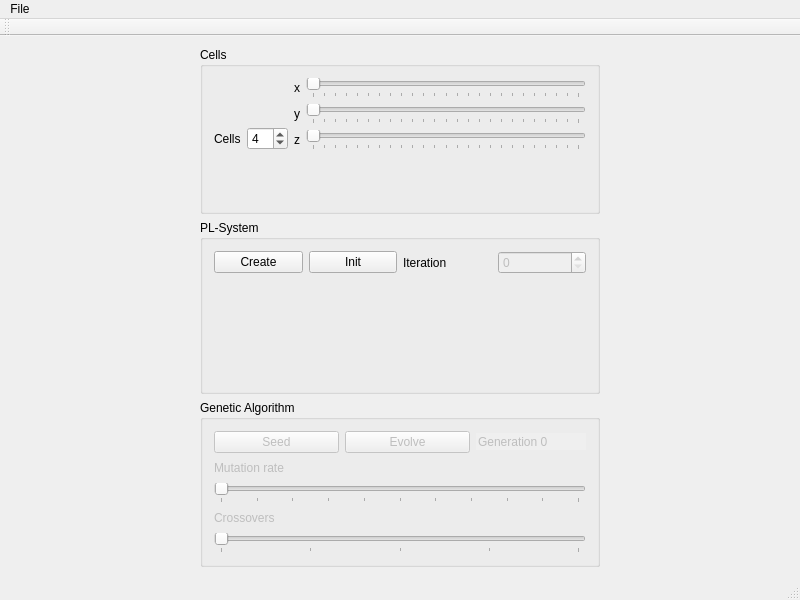
First picture: the form in mainwindow.ui, repository caro3801/plsys, before the edit.
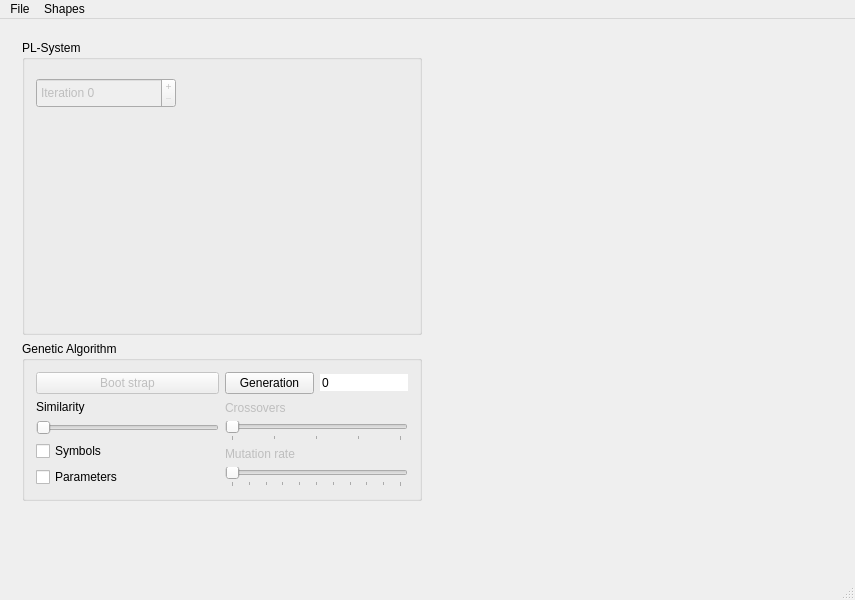
Second picture: the form after the edit. Custom widgets are drawn as their Qt base class.

Commit message: mutation ok dissociation chromosome ok sauf dans l'interface

```diff
--- a/mainwindow.ui
+++ b/mainwindow.ui
@@ -9,7 +9,7 @@
    <rect>
     <x>0</x>
     <y>0</y>
-    <width>800</width>
+    <width>855</width>
     <height>600</height>
    </rect>
   </property>
@@ -38,156 +38,24 @@
    <enum>Qt::ToolButtonIconOnly</enum>
   </property>
   <widget class="QWidget" name="centralWidget">
+   <widget class="QWidget" name="">
+    <property name="geometry">
+     <rect>
+      <x>11</x>
+      <y>10</y>
+      <width>841</width>
+      <height>483</height>
+     </rect>
+    </property>
    <layout class="QGridLayout" name="gridLayout">
-    <item row="0" column="0">
-     <layout class="QHBoxLayout" name="horizontalLayout_5">
-      <item>
-       <layout class="QVBoxLayout" name="verticalLayout_5">
         <property name="sizeConstraint">
          <enum>QLayout::SetMinAndMaxSize</enum>
         </property>
-        <item>
-         <widget class="QGroupBox" name="groupBoxCells">
-          <property name="sizePolicy">
-           <sizepolicy hsizetype="Fixed" vsizetype="MinimumExpanding">
-            <horstretch>0</horstretch>
-            <verstretch>0</verstretch>
-           </sizepolicy>
-          </property>
-          <property name="minimumSize">
-           <size>
-            <width>400</width>
-            <height>0</height>
-           </size>
-          </property>
-          <property name="title">
-           <string>Cells</string>
-          </property>
-          <layout class="QHBoxLayout" name="horizontalLayout_4">
-           <item>
-            <layout class="QHBoxLayout" name="horizontalLayout_3">
-             <item>
-              <widget class="QLabel" name="label_3">
-               <property name="text">
-                <string>Cells</string>
-               </property>
-              </widget>
-             </item>
-             <item>
-              <widget class="QSpinBox" name="spinBoxNbCells">
-               <property name="maximum">
-                <number>16</number>
-               </property>
-               <property name="singleStep">
-                <number>1</number>
-               </property>
-               <property name="value">
-                <number>4</number>
-               </property>
-              </widget>
-             </item>
-            </layout>
-           </item>
-           <item>
-            <layout class="QFormLayout" name="formLayout">
              <item row="0" column="0">
-              <widget class="QLabel" name="label_4">
-               <property name="text">
-                <string>x</string>
-               </property>
-              </widget>
-             </item>
-             <item row="0" column="1">
-              <widget class="QSlider" name="horizontalSliderX">
-               <property name="maximum">
-                <number>5760</number>
-               </property>
-               <property name="singleStep">
-                <number>16</number>
-               </property>
-               <property name="pageStep">
-                <number>240</number>
-               </property>
-               <property name="orientation">
-                <enum>Qt::Horizontal</enum>
-               </property>
-               <property name="invertedAppearance">
-                <bool>false</bool>
-               </property>
-               <property name="invertedControls">
-                <bool>false</bool>
-               </property>
-               <property name="tickPosition">
-                <enum>QSlider::TicksBelow</enum>
-               </property>
-               <property name="tickInterval">
-                <number>240</number>
-               </property>
-              </widget>
-             </item>
-             <item row="1" column="0">
-              <widget class="QLabel" name="label_6">
-               <property name="text">
-                <string>y</string>
-               </property>
-              </widget>
-             </item>
-             <item row="1" column="1">
-              <widget class="QSlider" name="horizontalSliderY">
-               <property name="maximum">
-                <number>5760</number>
-               </property>
-               <property name="singleStep">
-                <number>16</number>
-               </property>
-               <property name="pageStep">
-                <number>240</number>
-               </property>
-               <property name="orientation">
-                <enum>Qt::Horizontal</enum>
-               </property>
-               <property name="tickPosition">
-                <enum>QSlider::TicksBelow</enum>
-               </property>
-               <property name="tickInterval">
-                <number>240</number>
-               </property>
-              </widget>
-             </item>
-             <item row="2" column="0">
-              <widget class="QLabel" name="label_7">
-               <property name="text">
-                <string>z</string>
-               </property>
-              </widget>
-             </item>
-             <item row="2" column="1">
-              <widget class="QSlider" name="horizontalSliderZ">
-               <property name="maximum">
-                <number>5760</number>
-               </property>
-               <property name="singleStep">
-                <number>16</number>
-               </property>
-               <property name="pageStep">
-                <number>240</number>
-               </property>
-               <property name="orientation">
-                <enum>Qt::Horizontal</enum>
-               </property>
-               <property name="tickPosition">
-                <enum>QSlider::TicksBelow</enum>
-               </property>
-               <property name="tickInterval">
-                <number>240</number>
-               </property>
-              </widget>
-             </item>
-            </layout>
-           </item>
-          </layout>
-         </widget>
-        </item>
+      <layout class="QVBoxLayout" name="verticalLayout_7">
+       <property name="sizeConstraint">
+        <enum>QLayout::SetMinAndMaxSize</enum>
+       </property>
         <item>
          <widget class="QGroupBox" name="groupBoxPLSys">
           <property name="sizePolicy">
@@ -199,58 +67,59 @@
           <property name="minimumSize">
            <size>
             <width>400</width>
-            <height>0</height>
+           <height>100</height>
            </size>
           </property>
           <property name="maximumSize">
            <size>
-            <width>1000</width>
-            <height>1000</height>
+           <width>500</width>
+           <height>500</height>
            </size>
           </property>
           <property name="title">
            <string>PL-System</string>
           </property>
-          <layout class="QVBoxLayout" name="verticalLayout_3">
+         <layout class="QVBoxLayout" name="verticalLayout_10">
            <item>
-            <layout class="QHBoxLayout" name="horizontalLayout">
-             <property name="sizeConstraint">
-              <enum>QLayout::SetMinimumSize</enum>
-             </property>
-             <item>
-              <widget class="QPushButton" name="pushButtonCreatePLSys">
-               <property name="text">
-                <string>Create</string>
-               </property>
-              </widget>
-             </item>
-             <item>
-              <widget class="QPushButton" name="pushButtonInitPLSys">
-               <property name="text">
-                <string>Init</string>
-               </property>
-              </widget>
-             </item>
-             <item>
-              <widget class="QLabel" name="label_5">
-               <property name="text">
-                <string>Iteration</string>
-               </property>
-              </widget>
-             </item>
+           <layout class="QVBoxLayout" name="verticalLayout_5">
              <item>
               <widget class="QSpinBox" name="spinBoxIteration">
                <property name="enabled">
                 <bool>false</bool>
                </property>
+              <property name="sizePolicy">
+               <sizepolicy hsizetype="Minimum" vsizetype="Minimum">
+                <horstretch>0</horstretch>
+                <verstretch>0</verstretch>
+               </sizepolicy>
+              </property>
+              <property name="minimumSize">
+               <size>
+                <width>140</width>
+                <height>30</height>
+               </size>
+              </property>
+              <property name="maximumSize">
+               <size>
+                <width>140</width>
+                <height>30</height>
+               </size>
+              </property>
+              <property name="frame">
+               <bool>true</bool>
+              </property>
+              <property name="buttonSymbols">
+               <enum>QAbstractSpinBox::PlusMinus</enum>
+              </property>
+              <property name="prefix">
+               <string>Iteration </string>
+              </property>
                <property name="maximum">
                 <number>200</number>
                </property>
               </widget>
              </item>
-            </layout>
-           </item>
-           <item alignment="Qt::AlignHCenter">
+            <item>
             <widget class="GLWidget" name="widgetPLSys" native="true">
              <property name="sizePolicy">
               <sizepolicy hsizetype="Maximum" vsizetype="Maximum">
@@ -260,11 +129,13 @@
              </property>
              <property name="minimumSize">
               <size>
-               <width>100</width>
-               <height>100</height>
+                <width>200</width>
+                <height>200</height>
               </size>
              </property>
             </widget>
+            </item>
+           </layout>
            </item>
           </layout>
          </widget>
@@ -275,7 +146,7 @@
            <bool>true</bool>
           </property>
           <property name="sizePolicy">
-           <sizepolicy hsizetype="Fixed" vsizetype="MinimumExpanding">
+          <sizepolicy hsizetype="Fixed" vsizetype="Fixed">
             <horstretch>0</horstretch>
             <verstretch>0</verstretch>
            </sizepolicy>
@@ -289,46 +160,64 @@
           <property name="title">
            <string>Genetic Algorithm</string>
           </property>
-          <layout class="QVBoxLayout" name="verticalLayout_4">
+         <layout class="QVBoxLayout" name="verticalLayout_9">
            <item>
-            <layout class="QHBoxLayout" name="horizontalLayout_2">
+           <layout class="QHBoxLayout" name="horizontalLayout_4">
+            <item>
+             <layout class="QVBoxLayout" name="verticalLayout_6">
              <item>
               <widget class="QPushButton" name="pushButtonSeedAG">
                <property name="enabled">
                 <bool>false</bool>
                </property>
                <property name="text">
-                <string>Seed</string>
+                 <string>Boot strap</string>
                </property>
               </widget>
              </item>
+              <item>
+               <widget class="QLabel" name="label">
+                <property name="text">
+                 <string>Similarity</string>
+                </property>
+               </widget>
+              </item>
+              <item>
+               <widget class="QSlider" name="horizontalSlider">
+                <property name="orientation">
+                 <enum>Qt::Horizontal</enum>
+                </property>
+               </widget>
+              </item>
+              <item>
+               <widget class="QCheckBox" name="checkBox">
+                <property name="text">
+                 <string>Symbols</string>
+                </property>
+               </widget>
+              </item>
+              <item>
+               <widget class="QCheckBox" name="checkBox_2">
+                <property name="text">
+                 <string>Parameters</string>
+                </property>
+               </widget>
+              </item>
+             </layout>
+            </item>
+            <item>
+             <layout class="QVBoxLayout" name="verticalLayout_3">
+              <item>
+               <layout class="QHBoxLayout" name="horizontalLayout">
              <item>
               <widget class="QPushButton" name="pushButtonEvolveAG">
-               <property name="enabled">
-                <bool>false</bool>
-               </property>
                <property name="text">
-                <string>Evolve</string>
+                   <string>Generation</string>
                </property>
               </widget>
              </item>
              <item>
               <widget class="QSpinBox" name="spinBoxGeneration">
-               <property name="enabled">
-                <bool>false</bool>
-               </property>
-               <property name="maximumSize">
-                <size>
-                 <width>110</width>
-                 <height>16777215</height>
-                </size>
-               </property>
-               <property name="focusPolicy">
-                <enum>Qt::NoFocus</enum>
-               </property>
-               <property name="wrapping">
-                <bool>false</bool>
-               </property>
                <property name="frame">
                 <bool>false</bool>
                </property>
@@ -338,19 +227,48 @@
                <property name="buttonSymbols">
                 <enum>QAbstractSpinBox::NoButtons</enum>
                </property>
-               <property name="keyboardTracking">
+                 </widget>
+                </item>
+               </layout>
+              </item>
+              <item>
+               <layout class="QVBoxLayout" name="verticalLayout_4">
+                <item>
+                 <widget class="QLabel" name="labelCrossRate">
+                  <property name="enabled">
                 <bool>false</bool>
                </property>
-               <property name="prefix">
-                <string>Generation </string>
+                  <property name="text">
+                   <string>Crossovers</string>
+                  </property>
+                 </widget>
+                </item>
+                <item>
+                 <widget class="QSlider" name="horizontalSliderCrossover">
+                  <property name="enabled">
+                   <bool>false</bool>
                </property>
                <property name="maximum">
-                <number>400</number>
+                   <number>4</number>
+                  </property>
+                  <property name="pageStep">
+                   <number>1</number>
+                  </property>
+                  <property name="orientation">
+                   <enum>Qt::Horizontal</enum>
+                  </property>
+                  <property name="tickPosition">
+                   <enum>QSlider::TicksBelow</enum>
+                  </property>
+                  <property name="tickInterval">
+                   <number>1</number>
                </property>
               </widget>
              </item>
             </layout>
            </item>
+              <item>
+               <layout class="QVBoxLayout" name="verticalLayout_2">
            <item>
             <widget class="QLabel" name="labelMutRate">
              <property name="enabled">
@@ -362,7 +280,7 @@
             </widget>
            </item>
            <item>
-            <widget class="QSlider" name="horizontalSliderMutations">
+                 <widget class="QSlider" name="horizontalSliderMutation">
              <property name="enabled">
               <bool>false</bool>
              </property>
@@ -380,43 +298,24 @@
              </property>
             </widget>
            </item>
-           <item>
-            <widget class="QLabel" name="labelCrossRate">
-             <property name="enabled">
-              <bool>false</bool>
-             </property>
-             <property name="text">
-              <string>Crossovers</string>
-             </property>
-            </widget>
-           </item>
-           <item>
-            <widget class="QSlider" name="horizontalSliderCrossover">
-             <property name="enabled">
-              <bool>false</bool>
-             </property>
-             <property name="maximum">
-              <number>4</number>
-             </property>
-             <property name="pageStep">
-              <number>1</number>
-             </property>
-             <property name="orientation">
-              <enum>Qt::Horizontal</enum>
-             </property>
-             <property name="tickPosition">
-              <enum>QSlider::TicksBelow</enum>
-             </property>
-             <property name="tickInterval">
-              <number>1</number>
-             </property>
-            </widget>
-           </item>
-          </layout>
+               </layout>
+              </item>
+             </layout>
+            </item>
+           </layout>
+          </item>
+         </layout>
+         <zorder></zorder>
+         <zorder></zorder>
+         <zorder>pushButtonEvolveAG</zorder>
+         <zorder>spinBoxGeneration</zorder>
+         <zorder></zorder>
          </widget>
         </item>
        </layout>
       </item>
+     <item row="0" column="1">
+      <layout class="QVBoxLayout" name="verticalLayout">
       <item>
        <layout class="QGridLayout" name="gridLayoutCells">
         <property name="sizeConstraint">
@@ -428,13 +327,16 @@
     </item>
    </layout>
   </widget>
+   <zorder></zorder>
+   <zorder></zorder>
+  </widget>
   <widget class="QMenuBar" name="menuBar">
    <property name="geometry">
     <rect>
      <x>0</x>
      <y>0</y>
-     <width>800</width>
-     <height>26</height>
+     <width>855</width>
+     <height>25</height>
     </rect>
    </property>
    <widget class="QMenu" name="menuFile">
@@ -445,17 +347,22 @@
     <addaction name="actionOpen"/>
     <addaction name="actionQuit"/>
    </widget>
+   <widget class="QMenu" name="menuShapes">
+    <property name="title">
+     <string>Shapes</string>
+    </property>
+    <addaction name="action4"/>
+    <addaction name="action9"/>
+    <addaction name="action16"/>
+   </widget>
    <addaction name="menuFile"/>
+   <addaction name="menuShapes"/>
   </widget>
-  <widget class="QToolBar" name="mainToolBar">
-   <attribute name="toolBarArea">
-    <enum>TopToolBarArea</enum>
-   </attribute>
-   <attribute name="toolBarBreak">
+  <widget class="QStatusBar" name="statusBar">
+   <property name="autoFillBackground">
     <bool>false</bool>
-   </attribute>
+   </property>
   </widget>
-  <widget class="QStatusBar" name="statusBar"/>
   <action name="actionOpen">
    <property name="text">
     <string>Open...</string>
@@ -474,14 +381,46 @@
     <string>Esc</string>
    </property>
   </action>
-  <action name="actionSquelette">
+  <action name="action4">
+   <property name="checkable">
+    <bool>true</bool>
+   </property>
    <property name="text">
-    <string>Skeleton</string>
+    <string>4 shapes</string>
    </property>
+   <property name="toolTip">
+    <string>4 shapes</string>
+   </property>
+   <property name="shortcut">
+    <string>Ctrl+1</string>
+   </property>
   </action>
-  <action name="actionConvolution_Surface">
+  <action name="action9">
+   <property name="checkable">
+    <bool>true</bool>
+   </property>
    <property name="text">
-    <string>Convolution Surface</string>
+    <string>9 shapes</string>
+   </property>
+   <property name="toolTip">
+    <string>9 shapes</string>
+   </property>
+   <property name="shortcut">
+    <string>Ctrl+2</string>
+   </property>
+  </action>
+  <action name="action16">
+   <property name="checkable">
+    <bool>true</bool>
+   </property>
+   <property name="text">
+    <string>16 shapes</string>
+   </property>
+   <property name="toolTip">
+    <string>16 shapes</string>
+   </property>
+   <property name="shortcut">
+    <string>Ctrl+3</string>
    </property>
   </action>
  </widget>
```
Left out of the diff: 9 changed lines with no effect on the pictures. Lines whose indentation alone changed are shown as unchanged. The commit also changes 20 other files.
